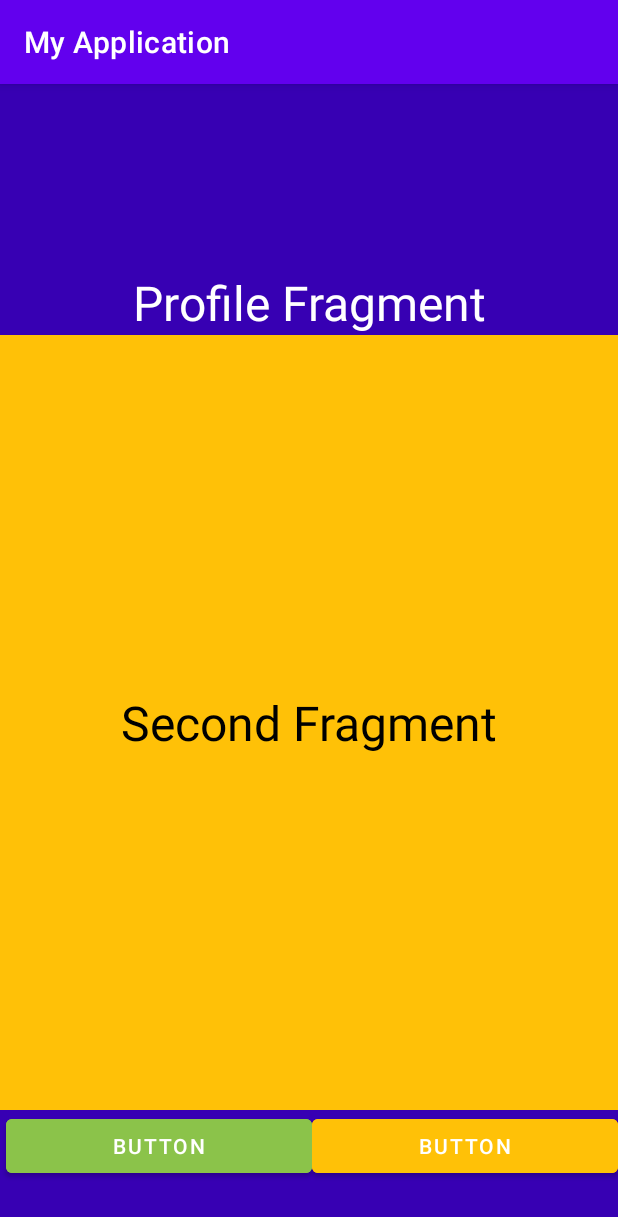
After one commit to ShohruxSharipov/Fragments, an Android app: the fragment ProfileFragment shown on its own in the app's theme, on a phone screen of 412 x 824 dp. The commit adds this screen. Shown: the top 1217 px of the screen. Run offline under Robolectric (Android 15) with nearby library versions, the phone set to English and light mode, and no system bars.

Commit message:
second commit

```diff
--- a/app/build.gradle
+++ b/app/build.gradle
@@ -30,6 +30,9 @@ android {
     kotlinOptions {
         jvmTarget = '1.8'
     }
+    buildFeatures{
+        viewBinding true
+    }
 }
 
 dependencies {
--- a/app/src/main/java/com/example/myapplication/MainActivity.kt
+++ b/app/src/main/java/com/example/myapplication/MainActivity.kt
@@ -2,10 +2,14 @@ package com.example.myapplication
 
 import androidx.appcompat.app.AppCompatActivity
 import android.os.Bundle
+import com.example.myapplication.databinding.ActivityMainBinding
 
 class MainActivity : AppCompatActivity() {
     override fun onCreate(savedInstanceState: Bundle?) {
+        val binding = ActivityMainBinding.inflate(layoutInflater)
         super.onCreate(savedInstanceState)
         setContentView(R.layout.activity_main)
+
+        supportFragmentManager.beginTransaction().add(R.id.FR,HomeFragment()).commit()
     }
 }
--- /dev/null
+++ b/app/src/main/java/com/example/myapplication/ProfileFragment.kt
@@ -0,0 +1,57 @@
+package com.example.myapplication
+
+import android.os.Bundle
+import androidx.fragment.app.Fragment
+import android.view.LayoutInflater
+import android.view.View
+import android.view.ViewGroup
+import android.view.animation.Animation
+import android.view.animation.AnimationUtils
+import com.example.myapplication.databinding.FragmentHomeBinding
+import com.example.myapplication.databinding.FragmentProfileBinding
+
+
+private const val ARG_PARAM1 = "param1"
+private const val ARG_PARAM2 = "param2"
+
+
+class ProfileFragment : Fragment() {
+    private var param1: String? = null
+    private var param2: String? = null
+
+    override fun onCreate(savedInstanceState: Bundle?) {
+        super.onCreate(savedInstanceState)
+        arguments?.let {
+            param1 = it.getString(ARG_PARAM1)
+            param2 = it.getString(ARG_PARAM2)
+        }
+    }
+
+    override fun onCreateView(
+        inflater: LayoutInflater, container: ViewGroup?,
+        savedInstanceState: Bundle?
+    ): View? {
+        val binding = FragmentProfileBinding.inflate(inflater,container,false)
+        parentFragmentManager.beginTransaction().add(R.id.change,SecondFragment()).commit()
+        binding.button.setOnClickListener {
+            binding.change.startAnimation(AnimationUtils.loadAnimation(requireContext(),R.anim.animation2))
+            parentFragmentManager.beginTransaction().replace(R.id.change,FirstFragment()).commit()
+        }
+        binding.button2.setOnClickListener {
+            binding.change.startAnimation(AnimationUtils.loadAnimation(requireContext(),R.anim.animation3))
+            parentFragmentManager.beginTransaction().replace(R.id.change,SecondFragment()).commit()
+        }
+        return binding.root
+    }
+
+    companion object {
+        @JvmStatic
+        fun newInstance(param1: String, param2: String) =
+            ProfileFragment().apply {
+                arguments = Bundle().apply {
+                    putString(ARG_PARAM1, param1)
+                    putString(ARG_PARAM2, param2)
+                }
+            }
+    }
+}
--- /dev/null
+++ b/app/src/main/java/com/example/myapplication/SecondFragment.kt
@@ -0,0 +1,43 @@
+package com.example.myapplication
+
+import android.os.Bundle
+import androidx.fragment.app.Fragment
+import android.view.LayoutInflater
+import android.view.View
+import android.view.ViewGroup
+
+private const val ARG_PARAM1 = "param1"
+private const val ARG_PARAM2 = "param2"
+
+
+class SecondFragment : Fragment() {
+
+    private var param1: String? = null
+    private var param2: String? = null
+
+    override fun onCreate(savedInstanceState: Bundle?) {
+        super.onCreate(savedInstanceState)
+        arguments?.let {
+            param1 = it.getString(ARG_PARAM1)
+            param2 = it.getString(ARG_PARAM2)
+        }
+    }
+
+    override fun onCreateView(
+        inflater: LayoutInflater, container: ViewGroup?,
+        savedInstanceState: Bundle?
+    ): View? {
+        return inflater.inflate(R.layout.fragment_second, container, false)
+    }
+
+    companion object {
+        @JvmStatic
+        fun newInstance(param1: String, param2: String) =
+            SecondFragment().apply {
+                arguments = Bundle().apply {
+                    putString(ARG_PARAM1, param1)
+                    putString(ARG_PARAM2, param2)
+                }
+            }
+    }
+}
--- /dev/null
+++ b/app/src/main/res/anim/animation2.xml
@@ -0,0 +1,17 @@
+<?xml version="1.0" encoding="utf-8"?>
+<set xmlns:android="http://schemas.android.com/apk/res/android" android:duration="800">
+    <alpha
+        android:fromAlpha="0"
+        android:toAlpha="1"/>
+    <scale android:pivotY="50%"
+        android:pivotX="50%"
+        android:toXScale="1"
+        android:fromXScale="0"
+        android:toYScale="1"
+        android:fromYScale="0"/>
+    <translate
+        android:fromXDelta="-1000"
+        android:toYDelta="0"
+        android:fromYDelta="0"
+        android:toXDelta="0"/>
+</set>
--- /dev/null
+++ b/app/src/main/res/anim/animation3.xml
@@ -0,0 +1,17 @@
+<?xml version="1.0" encoding="utf-8"?>
+<set xmlns:android="http://schemas.android.com/apk/res/android" android:duration="800">
+    <alpha
+        android:fromAlpha="0"
+        android:toAlpha="1"/>
+    <scale android:pivotY="50%"
+        android:pivotX="50%"
+        android:toXScale="1"
+        android:fromXScale="0"
+        android:toYScale="1"
+        android:fromYScale="0"/>
+    <translate
+        android:fromXDelta="1000"
+        android:toYDelta="0"
+        android:fromYDelta="0"
+        android:toXDelta="0"/>
+</set>
--- /dev/null
+++ b/app/src/main/res/layout/fragment_profile.xml
@@ -0,0 +1,51 @@
+<?xml version="1.0" encoding="utf-8"?>
+<androidx.constraintlayout.widget.ConstraintLayout xmlns:android="http://schemas.android.com/apk/res/android"
+    xmlns:app="http://schemas.android.com/apk/res-auto"
+    xmlns:tools="http://schemas.android.com/tools"
+    android:layout_width="match_parent"
+    android:layout_height="match_parent"
+    android:background="@color/purple_700"
+    tools:context=".ProfileFragment">
+
+    <TextView
+        android:id="@+id/textView"
+        android:layout_width="wrap_content"
+        android:layout_height="wrap_content"
+        android:text="Profile Fragment"
+        android:textColor="@color/white"
+        android:textSize="32sp"
+        app:layout_constraintBottom_toBottomOf="parent"
+        app:layout_constraintEnd_toEndOf="parent"
+        app:layout_constraintStart_toStartOf="parent"
+        app:layout_constraintTop_toTopOf="parent"
+        app:layout_constraintVertical_bias="0.171" />
+
+    <Button
+        android:id="@+id/button2"
+        android:layout_width="204dp"
+        android:layout_height="wrap_content"
+        android:layout_marginBottom="36dp"
+        android:text="Button"
+        android:backgroundTint="#FFC107"
+        app:layout_constraintBottom_toBottomOf="parent"
+        app:layout_constraintEnd_toEndOf="parent" />
+
+    <Button
+        android:id="@+id/button"
+        android:layout_width="204dp"
+        android:layout_height="wrap_content"
+        android:layout_marginStart="4dp"
+        android:layout_marginBottom="36dp"
+        android:text="Button"
+        android:backgroundTint="#8BC34A"
+        app:layout_constraintBottom_toBottomOf="parent"
+        app:layout_constraintStart_toStartOf="parent" />
+
+    <androidx.appcompat.widget.LinearLayoutCompat
+        android:id="@+id/change"
+        android:layout_width="match_parent"
+        android:layout_height="0dp"
+        app:layout_constraintBottom_toTopOf="@+id/button2"
+        app:layout_constraintTop_toBottomOf="@+id/textView" />
+
+</androidx.constraintlayout.widget.ConstraintLayout>
--- /dev/null
+++ b/app/src/main/res/layout/fragment_second.xml
@@ -0,0 +1,21 @@
+<?xml version="1.0" encoding="utf-8"?>
+<androidx.constraintlayout.widget.ConstraintLayout xmlns:android="http://schemas.android.com/apk/res/android"
+    xmlns:app="http://schemas.android.com/apk/res-auto"
+    xmlns:tools="http://schemas.android.com/tools"
+    android:layout_width="match_parent"
+    android:layout_height="match_parent"
+    tools:context=".HomeFragment"
+    android:background="#FFC107">
+
+    <TextView
+        android:layout_width="wrap_content"
+        android:layout_height="wrap_content"
+        android:text="Second Fragment"
+        android:textSize="32sp"
+        android:textColor="@color/black"
+        app:layout_constraintBottom_toBottomOf="parent"
+        app:layout_constraintEnd_toEndOf="parent"
+        app:layout_constraintStart_toStartOf="parent"
+        app:layout_constraintTop_toTopOf="parent" />
+
+</androidx.constraintlayout.widget.ConstraintLayout>
--- a/app/src/main/res/values/strings.xml
+++ b/app/src/main/res/values/strings.xml
@@ -1,3 +1,5 @@
 <resources>
     <string name="app_name">My Application</string>
+    <!-- TODO: Remove or change this placeholder text -->
+    <string name="hello_blank_fragment">Hello blank fragment</string>
 </resources>
```
Also changed, not shown: app/src/main/java/com/example/myapplication/FirstFragment.kt (added, +59 -0 lines), app/src/main/java/com/example/myapplication/HomeFragment.kt (added, +50 -0 lines), app/src/main/res/anim/animation.xml (added, +14 -0 lines), app/src/main/res/layout/activity_main.xml (+4 -9 lines), app/src/main/res/layout/fragment_first.xml (added, +21 -0 lines), app/src/main/res/layout/fragment_home.xml (added, +22 -0 lines).
